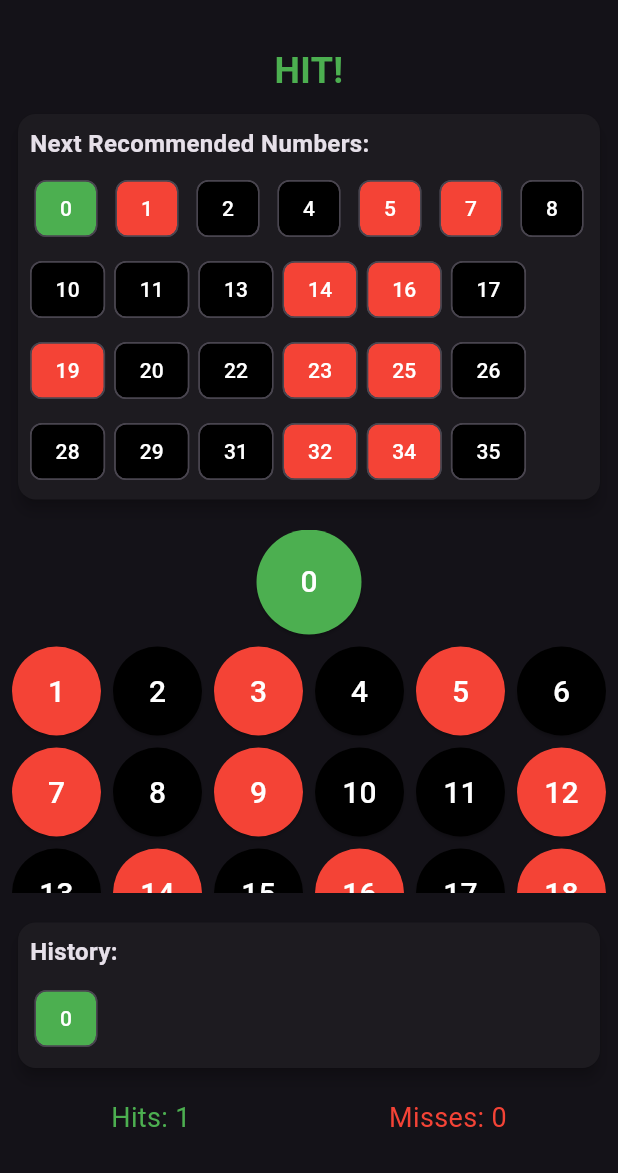
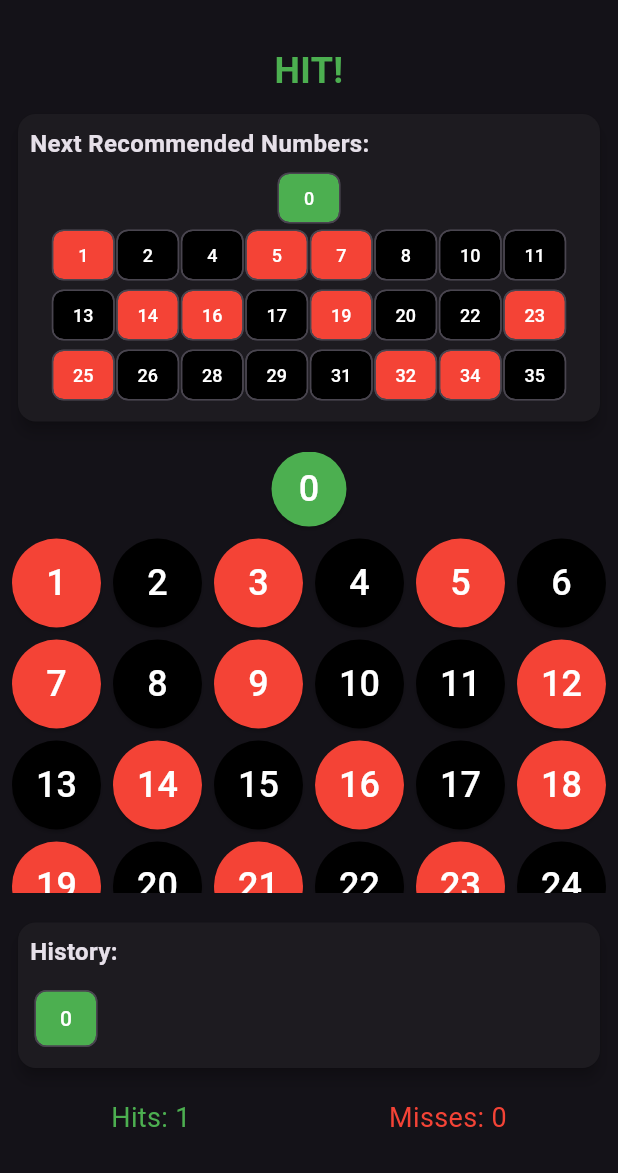
Before and after one commit to Agien99/Roulette_AI, a Flutter app: the screen it shows after launch, after a tap on an icon or button, on a phone screen of 412 x 824 dp, the part 63-1236 px from its top. Run offline on Flutter 3.47's test engine with Material 3 defaults, Android fonts, the light colour scheme and no system bars.

Commit message:
Completed Version 1.0

```diff
--- a/lib/loading_screen.dart
+++ b/lib/loading_screen.dart
@@ -1,5 +1,5 @@
 import 'package:flutter/material.dart';
-import 'package:roulette_predictor_app/main.dart'; // Import your main app screen
+import 'package:Roulette_AI_Predictor/main.dart'; // Import your main app screen
 import 'dart:async';
 
 class LoadingScreen extends StatefulWidget {
@@ -29,22 +29,25 @@ class _LoadingScreenState extends State<LoadingScreen> {
   @override
 	Widget build(BuildContext context) {
 	  return Scaffold(
-		backgroundColor: Colors.black,
-		body: Center(
+		body: Stack(
+		  fit: StackFit.expand,
+		  children: [
+			Image.asset(
+			  'images/RouletteAIPredictor_main.png',
+			  fit: BoxFit.cover, // This makes the image fill the screen
+			),
+			Center(
 			  child: Column(
 				mainAxisAlignment: MainAxisAlignment.center,
 				children: const [
-			  Image(
-				image: AssetImage('images/RouletteAIPredictor_main.png'),
-				width: 200, // Adjust size as needed
-			  ),
-			  SizedBox(height: 24),
 				  CircularProgressIndicator(
 					valueColor: AlwaysStoppedAnimation<Color>(Colors.white),
 				  ),
 				],
 			  ),
 			),
+		  ],
+		),
 	  );
 	}
 }
--- a/lib/main.dart
+++ b/lib/main.dart
@@ -1,6 +1,6 @@
 import 'package:flutter/material.dart';
-import 'package:roulette_predictor_app/roulette_analyzer.dart';
-import 'package:roulette_predictor_app/loading_screen.dart';
+import 'package:Roulette_AI_Predictor/roulette_analyzer.dart';
+import 'package:Roulette_AI_Predictor/loading_screen.dart';
 
 void main() {
   runApp(const MyApp());
@@ -92,6 +92,38 @@ class _RoulettePredictorScreenState extends State<RoulettePredictorScreen> {
     return Colors.black;
   }
 
+  List<Widget> _buildPredictionRows(List<int> numbers) {
+    List<Widget> rows = [];
+    for (int i = 0; i < numbers.length; i += 8) {
+      List<int> rowNumbers = numbers.sublist(i, (i + 8 > numbers.length) ? numbers.length : i + 8);
+      rows.add(
+        Padding(
+          padding: const EdgeInsets.only(bottom: 6.0),
+          child: Center(
+            child: Wrap(
+              spacing: 1.0,
+              runSpacing: 1.0,
+              children: rowNumbers.map((number) => Chip(
+                materialTapTargetSize: MaterialTapTargetSize.shrinkWrap,
+                padding: const EdgeInsets.all(2.0),
+                label: SizedBox(
+                  width: 20, // Adjust as needed to fit two digits
+                  child: Text(
+                    number.toString(),
+                    textAlign: TextAlign.center,
+                    style: const TextStyle(color: Colors.white, fontSize: 12),
+                  ),
+                ),
+                backgroundColor: _getRouletteNumberColor(number),
+              )).toList(),
+            ),
+          ),
+        ),
+      );
+    }
+    return rows;
+  }
+
   @override
   Widget build(BuildContext context) {
     return Scaffold(
@@ -135,16 +167,28 @@ class _RoulettePredictorScreenState extends State<RoulettePredictorScreen> {
                   children: [
                     const Text('Next Recommended Numbers:', style: TextStyle(fontSize: 16, fontWeight: FontWeight.bold)),
                     const SizedBox(height: 8),
-                    Wrap(
-                      spacing: 6.0,
-                      runSpacing: 6.0,
-                      children: _predictions.map((number) => Chip(
-                        label: Text(
-                          number.toString(),
-                          style: const TextStyle(color: Colors.white),
+                    if (_predictions.isNotEmpty && _predictions[0] == 0)
+                      Padding(
+                        padding: const EdgeInsets.only(bottom: 4.0),
+                        child: Center(
+                          child: Chip(
+                            materialTapTargetSize: MaterialTapTargetSize.shrinkWrap,
+                            padding: const EdgeInsets.all(2.0),
+                            label: SizedBox(
+                              width: 20, // Adjust as needed to fit two digits
+                              child: Text(
+                                _predictions[0].toString(),
+                                textAlign: TextAlign.center,
+                                style: const TextStyle(color: Colors.white, fontSize: 12),
+                              ),
+                            ),
+                            backgroundColor: _getRouletteNumberColor(_predictions[0]),
+                          ),
                         ),
-                        backgroundColor: _getRouletteNumberColor(number),
-                      )).toList(),
+                      ),
+                    Column(
+                      crossAxisAlignment: CrossAxisAlignment.start,
+                      children: _buildPredictionRows(_predictions.isNotEmpty && _predictions[0] == 0 ? _predictions.sublist(1) : _predictions),
                     ),
                   ],
                 ),
@@ -161,19 +205,19 @@ class _RoulettePredictorScreenState extends State<RoulettePredictorScreen> {
                       padding: const EdgeInsets.only(bottom: 8.0),
                       child: Center(
                         child: SizedBox(
-                          width: 70, // Adjust size as needed
-                          height: 70, // Adjust size as needed
+                          width: 50, // Adjust size as needed
+                          height: 50, // Adjust size as needed
                           child: ElevatedButton(
                             onPressed: () => _onNumberPressed(0),
                             style: ElevatedButton.styleFrom(
                               shape: const CircleBorder(),
-                              padding: const EdgeInsets.all(16),
+                              padding: const EdgeInsets.all(8),
                               backgroundColor: _getRouletteNumberColor(0),
                               foregroundColor: Colors.white,
                             ),
                             child: const Text(
                               '0',
-                              style: TextStyle(fontSize: 20),
+                              style: TextStyle(fontSize: 24),
                             ),
                           ),
                         ),
@@ -193,13 +237,13 @@ class _RoulettePredictorScreenState extends State<RoulettePredictorScreen> {
                         onPressed: () => _onNumberPressed(number),
                         style: ElevatedButton.styleFrom(
                           shape: const CircleBorder(),
-                          padding: const EdgeInsets.all(16),
+                          padding: const EdgeInsets.all(8),
                           backgroundColor: _getRouletteNumberColor(number),
                           foregroundColor: Colors.white,
                         ),
                         child: Text(
                           number.toString(),
-                          style: const TextStyle(fontSize: 20),
+                          style: const TextStyle(fontSize: 24),
                         ),
                       );
                     },
--- a/pubspec.yaml
+++ b/pubspec.yaml
@@ -1,4 +1,4 @@
-name: roulette_predictor_app
+name: Roulette_AI_Predictor
 description: A new Flutter project.
 
 environment:
@@ -34,3 +34,5 @@ flutter_native_splash:
   android: true
   ios: true
   fullscreen: true
+  android_gravity: fill
+  ios_content_mode: scaleAspectFill
```
Also changed, not shown: images/RouletteAIPredictor_icon.png, images/RouletteAIPredictor_icon_500px.png (added), 42 other files. Lines whose indentation alone changed are shown as unchanged.
